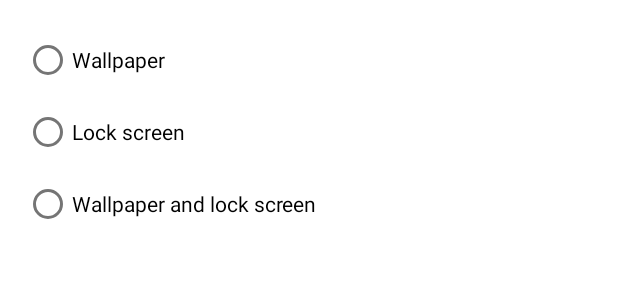
After one commit to dchugunoff/PhoneWalls, an Android app: the layout dialog_wallpaper.xml on its own in the app's theme, with its tools: preview values and no code run, on a phone screen of 412 x 824 dp. The commit adds this screen. Shown: the top 300 px of the screen. Run offline under Robolectric (Android 15) with nearby library versions, the phone set to English and light mode, and no system bars; network calls fail; Roboto replaces fonts that are not available here.

Commit message:
added saving the received images to the cache for a quick transition to the selected image added radio group to select installation wallpaper("Wallpaper", "Lock screen", "Wallpaper and lock screen")

```diff
--- /dev/null
+++ b/app/src/main/res/layout/dialog_wallpaper.xml
@@ -0,0 +1,34 @@
+<?xml version="1.0" encoding="utf-8"?>
+<LinearLayout xmlns:android="http://schemas.android.com/apk/res/android"
+    android:orientation="vertical"
+    android:id="@+id/dialog_container"
+    android:layout_width="match_parent"
+    android:layout_height="wrap_content"
+    android:padding="16dp">
+
+    <RadioGroup
+        android:id="@+id/radio_group"
+        android:layout_width="wrap_content"
+        android:layout_height="wrap_content">
+
+        <RadioButton
+            android:id="@+id/wallpaper"
+            android:layout_width="wrap_content"
+            android:layout_height="wrap_content"
+            android:text="@string/wallpaper"/>
+
+        <RadioButton
+            android:id="@+id/lock_screen"
+            android:layout_width="wrap_content"
+            android:layout_height="wrap_content"
+            android:text="@string/lock_screen"/>
+
+        <RadioButton
+            android:id="@+id/wallpaper_and_lockscreen"
+            android:layout_width="wrap_content"
+            android:layout_height="wrap_content"
+            android:text="@string/wallpaper_and_lock_screen"/>
+
+    </RadioGroup>
+
+</LinearLayout>
--- a/app/src/main/res/values/strings.xml
+++ b/app/src/main/res/values/strings.xml
@@ -1,3 +1,6 @@
 <resources>
     <string name="app_name">PhoneWalls</string>
+    <string name="wallpaper">Wallpaper</string>
+    <string name="lock_screen">Lock screen</string>
+    <string name="wallpaper_and_lock_screen">Wallpaper and lock screen</string>
 </resources>
```
Also changed, not shown: app/src/main/java/com/chugunov/phonewalls/presentation/ImagesFragment.kt (+18 -2 lines), app/src/main/java/com/chugunov/phonewalls/presentation/SelectedImageFragment.kt (+5 -4 lines), app/src/main/java/com/chugunov/phonewalls/presentation/WallpaperDialog.kt (+27 -10 lines).
